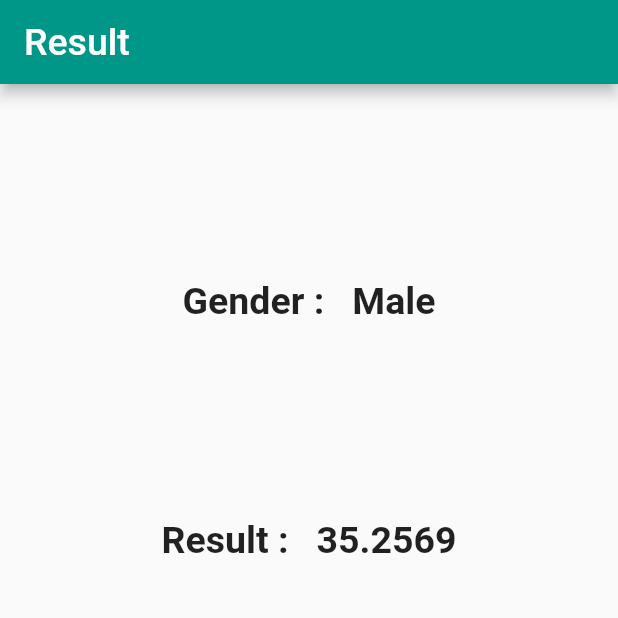
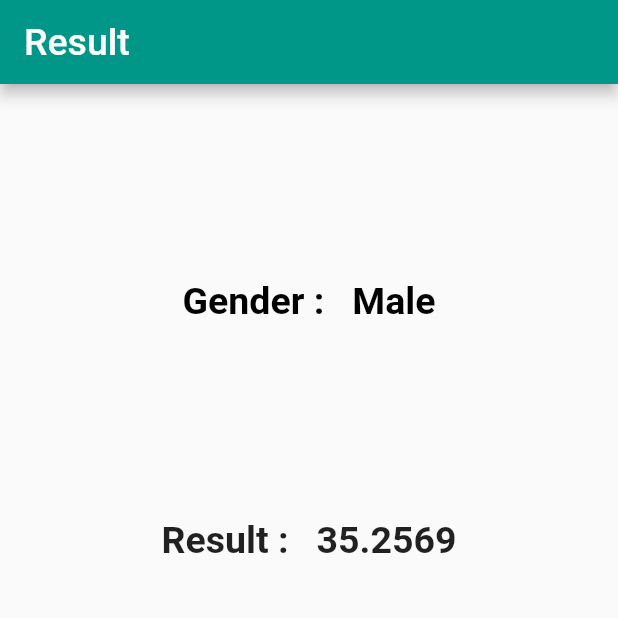
Before and after one commit to Devsaci/bmifoulaihapp, a Flutter app: the screen it shows after launch, on a phone screen of 412 x 824 dp, the top half of it. Run offline on Flutter 3.47's test engine with Material 2 defaults, Android fonts, the phone set to English and light mode, and no system bars.

Commit message:
Theme.of(context)/headline2

```diff
--- a/lib/main.dart
+++ b/lib/main.dart
@@ -14,6 +14,14 @@ class MyApp extends StatelessWidget {
       debugShowCheckedModeBanner: false,
       title: 'Flutter Demo',
       theme: ThemeData(
+        textTheme: const TextTheme(
+            headline2:TextStyle(
+              fontSize: 25,
+              fontWeight: FontWeight.bold,
+                color: Colors.black
+            ),
+        ),
+        // canvasColor: Colors.black,
         primarySwatch: Colors.teal,
       ),
       home:  const Result(result: 35.2568569,isMale: true,age: 22,),
--- a/lib/result.dart
+++ b/lib/result.dart
@@ -36,10 +36,7 @@ class Result extends StatelessWidget {
           children: <Widget>[
             Text(
               "Gender :   ${isMale ? 'Male' : 'Female'}",
-              style: const TextStyle(
-                fontSize: 25,
-                fontWeight: FontWeight.bold,
-              ),
+              style: Theme.of(context).textTheme.headline2
             ),
             Text(
               "Result :   ${result.toStringAsFixed(4)}",
```
